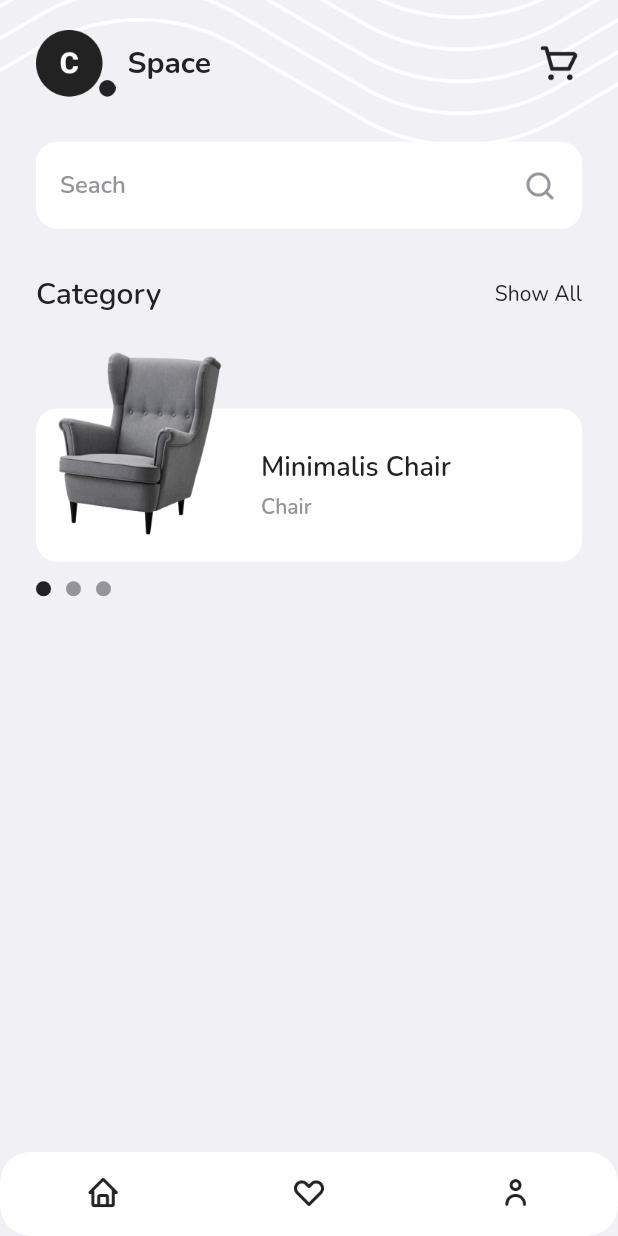
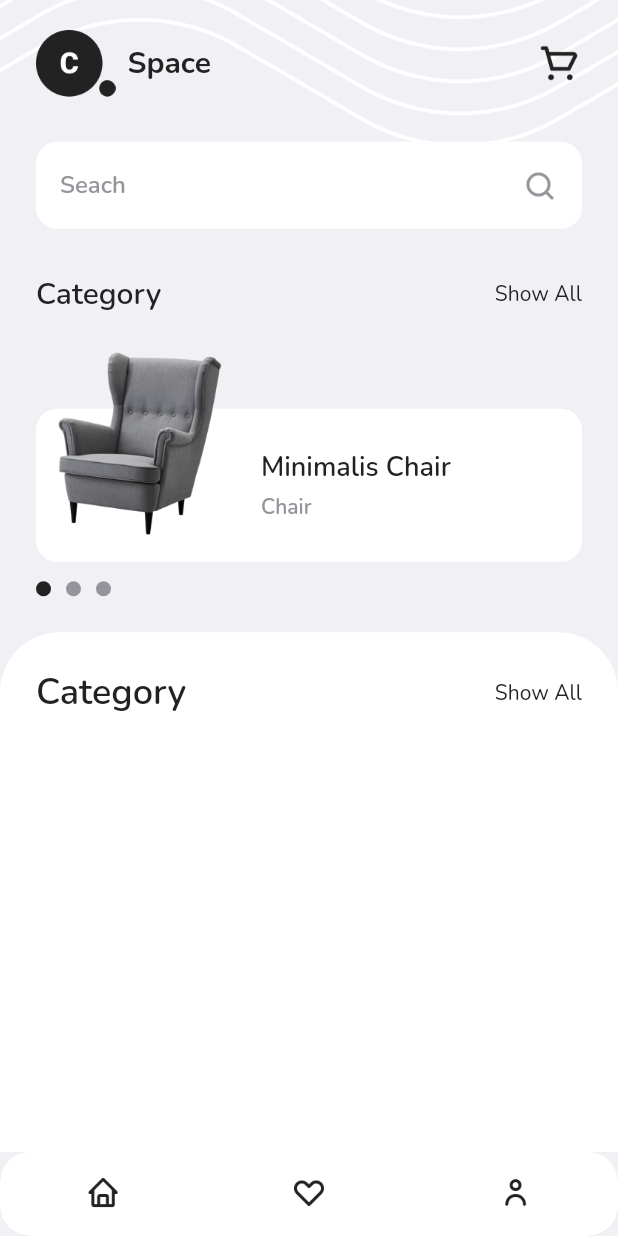
Before and after one commit to khoerodin/flutter-furniture-store-app, a Flutter app: the HomePage screen opened by its route, on a phone screen of 412 x 824 dp. Run offline on Flutter 3.47's test engine with Material 2 defaults, Android fonts, the phone set to English and light mode, and no system bars; drawn by our look-alikes of carousel_slider; our stand-ins replace fluttertoast, google_fonts.

Commit message:
Home Page Part III

```diff
--- a/lib/pages/home_page.dart
+++ b/lib/pages/home_page.dart
@@ -220,6 +220,53 @@ class _HomePageState extends State<HomePage> {
                     ],
                   ),
                 ),
+
+                // NOTE: POPULAR SECTION
+                Container(
+                  margin: const EdgeInsets.only(top: 24),
+                  decoration: BoxDecoration(
+                    borderRadius: const BorderRadius.vertical(
+                      top: Radius.circular(40),
+                    ),
+                    color: kWhiteColor,
+                  ),
+                  child: Column(
+                    children: [
+                      Container(
+                        margin: const EdgeInsets.only(
+                          top: 24,
+                          left: 24,
+                          right: 24,
+                        ),
+                        child: Row(
+                          mainAxisAlignment: MainAxisAlignment.spaceBetween,
+                          children: [
+                            Text(
+                              'Category',
+                              style: blackTextStyle.copyWith(
+                                fontSize: 24,
+                                fontWeight: semiBold,
+                              ),
+                            ),
+                            Text(
+                              'Show All',
+                              style: blackTextStyle,
+                            )
+                          ],
+                        ),
+                      ),
+                      const SizedBox(
+                        height: 16,
+                      ),
+                      SizedBox(
+                        height: 300,
+                        child: Row(
+                          children: [],
+                        ),
+                      )
+                    ],
+                  ),
+                )
               ],
             )
           ],
```
Also changed, not shown: lib/widgets/home_popular_item.dart (added, +44 -0 lines).
